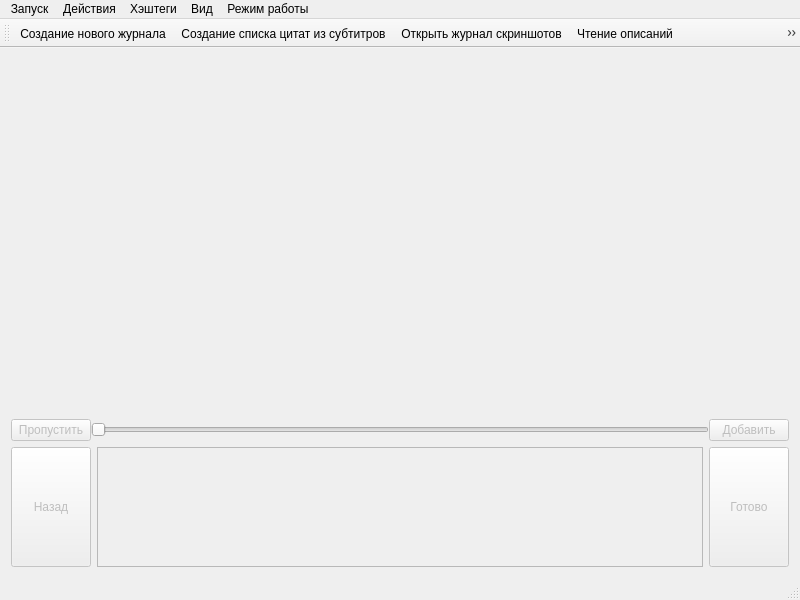
Before: the Qt Designer form mainwindow.ui in cool-palace/Screenshot-Manager, drawn with Qt 5.
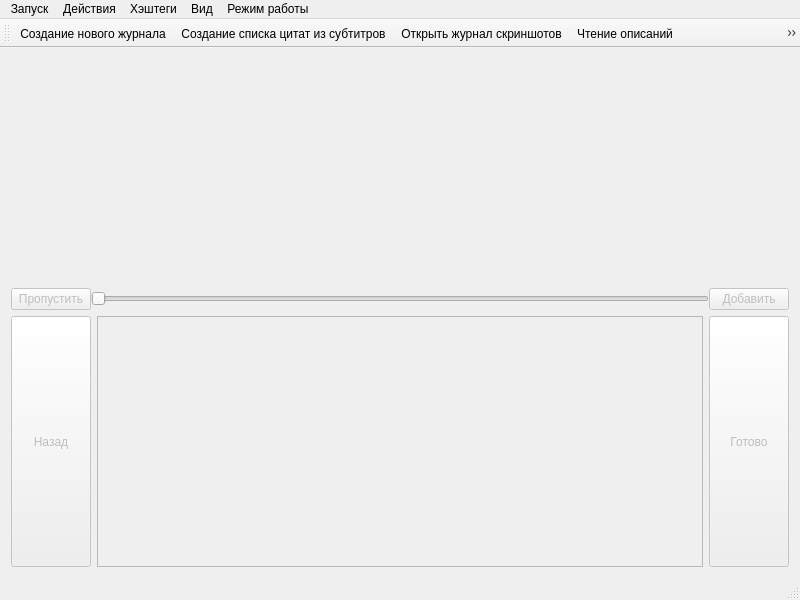
After: the same form once the commit is applied. The open tabs and pages were chosen to show the change. Icons and pictures are not drawn.

Patch:
```diff
--- a/mainwindow.ui
+++ b/mainwindow.ui
@@ -169,7 +169,7 @@
         <item>
          <layout class="QHBoxLayout" name="horizontalLayout_2">
           <property name="sizeConstraint">
-           <enum>QLayout::SetDefaultConstraint</enum>
+           <enum>QLayout::SetNoConstraint</enum>
           </property>
           <item>
            <widget class="QPushButton" name="back">
@@ -177,7 +177,7 @@
              <bool>false</bool>
             </property>
             <property name="sizePolicy">
-             <sizepolicy hsizetype="Maximum" vsizetype="Minimum">
+             <sizepolicy hsizetype="Maximum" vsizetype="Expanding">
               <horstretch>0</horstretch>
               <verstretch>0</verstretch>
              </sizepolicy>
@@ -196,7 +196,7 @@
              <bool>false</bool>
             </property>
             <property name="sizePolicy">
-             <sizepolicy hsizetype="Expanding" vsizetype="Minimum">
+             <sizepolicy hsizetype="Expanding" vsizetype="Expanding">
               <horstretch>0</horstretch>
               <verstretch>0</verstretch>
              </sizepolicy>
@@ -210,7 +210,7 @@
             <property name="maximumSize">
              <size>
               <width>16777215</width>
-              <height>120</height>
+              <height>16777215</height>
              </size>
             </property>
             <property name="font">
@@ -233,7 +233,7 @@
              <bool>false</bool>
             </property>
             <property name="sizePolicy">
-             <sizepolicy hsizetype="Maximum" vsizetype="Minimum">
+             <sizepolicy hsizetype="Maximum" vsizetype="Expanding">
               <horstretch>0</horstretch>
               <verstretch>0</verstretch>
              </sizepolicy>
@@ -241,7 +241,7 @@
             <property name="maximumSize">
              <size>
               <width>16777215</width>
-              <height>120</height>
+              <height>16777215</height>
              </size>
             </property>
             <property name="text">
```
Left out of the diff: 6 changed lines with no effect on the pictures.
